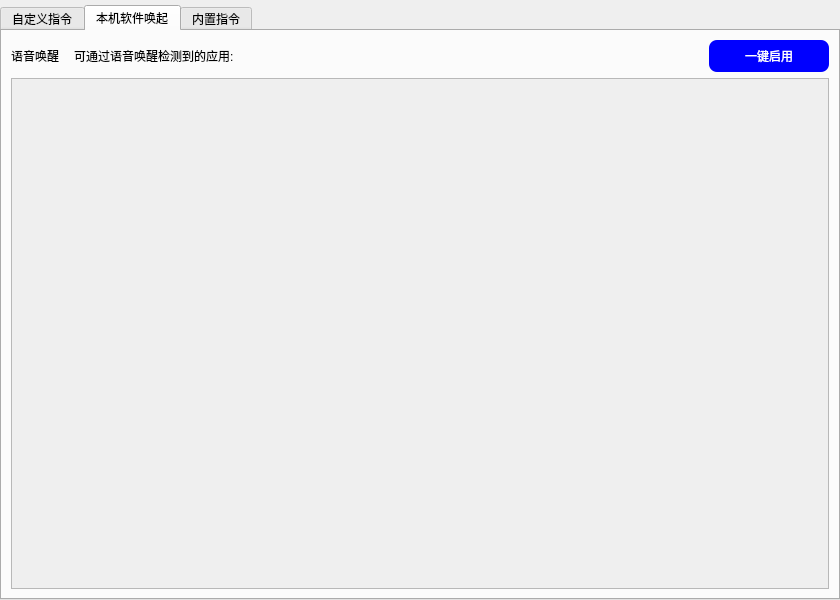
Above: EasyPointer/DialogCloudCmd.ui from wlffeng2008/EasyPointer before the change. Below: the same form after it.
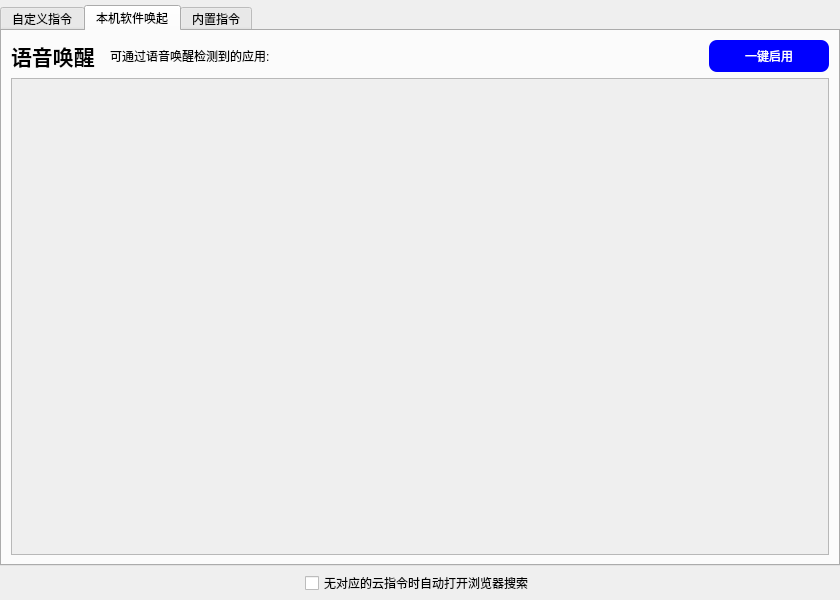
That is the form after the change. The open tabs and pages were chosen to show the change.

What changed in the file:
```diff
--- a/EasyPointer/DialogCloudCmd.ui
+++ b/EasyPointer/DialogCloudCmd.ui
@@ -15,7 +15,7 @@
   </property>
   <layout class="QVBoxLayout" name="verticalLayout_4">
    <property name="spacing">
-    <number>0</number>
+    <number>5</number>
    </property>
    <property name="leftMargin">
     <number>0</number>
@@ -27,7 +27,7 @@
     <number>0</number>
    </property>
    <property name="bottomMargin">
-    <number>0</number>
+    <number>5</number>
    </property>
    <item>
     <widget class="QTabWidget" name="tabWidget">
@@ -138,6 +138,14 @@
          </property>
          <item>
           <widget class="QLabel" name="label_4">
+           <property name="font">
+            <font>
+             <family>Microsoft YaHei UI</family>
+             <pointsize>16</pointsize>
+             <italic>false</italic>
+             <bold>true</bold>
+            </font>
+           </property>
            <property name="styleSheet">
             <string notr="true">font: 700 16pt &quot;Microsoft YaHei UI&quot;;</string>
            </property>
@@ -185,7 +193,7 @@
             <x>0</x>
             <y>0</y>
             <width>814</width>
-            <height>507</height>
+            <height>478</height>
            </rect>
           </property>
           <layout class="QVBoxLayout" name="verticalLayout_2"/>
@@ -220,6 +228,13 @@
      </widget>
     </widget>
    </item>
+   <item alignment="Qt::AlignmentFlag::AlignHCenter">
+    <widget class="QCheckBox" name="checkBoxSearch">
+     <property name="text">
+      <string>无对应的云指令时自动打开浏览器搜索</string>
+     </property>
+    </widget>
+   </item>
   </layout>
  </widget>
  <resources/>
```
Left out of the diff: 2 changed lines with no effect on the pictures.
